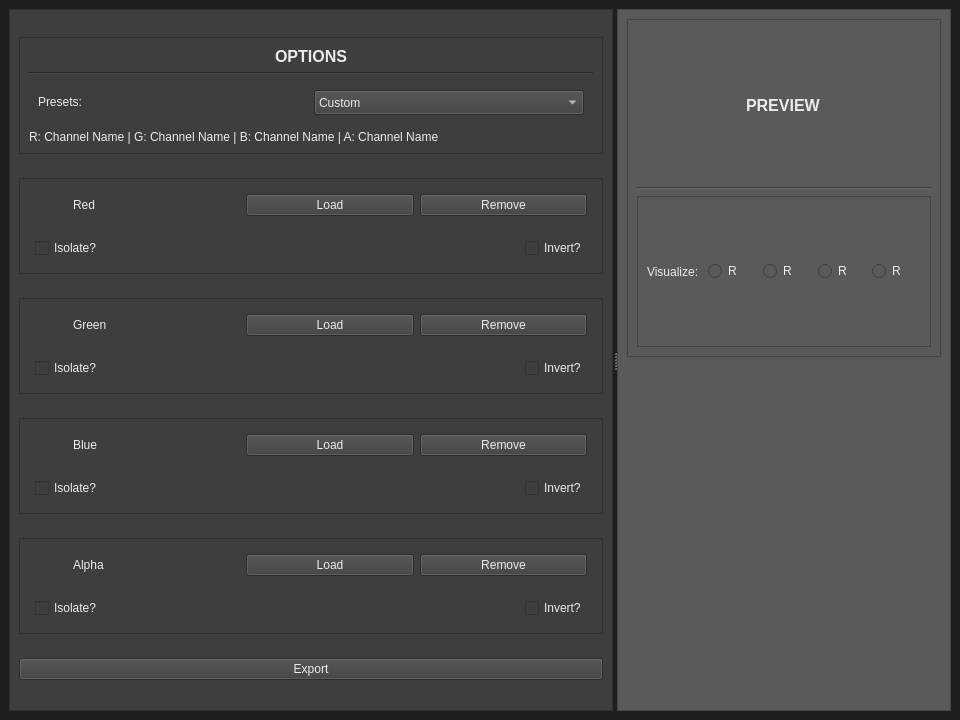
Paniagua96/PaniCPacker, file mainwindow.ui: the form before one commit.
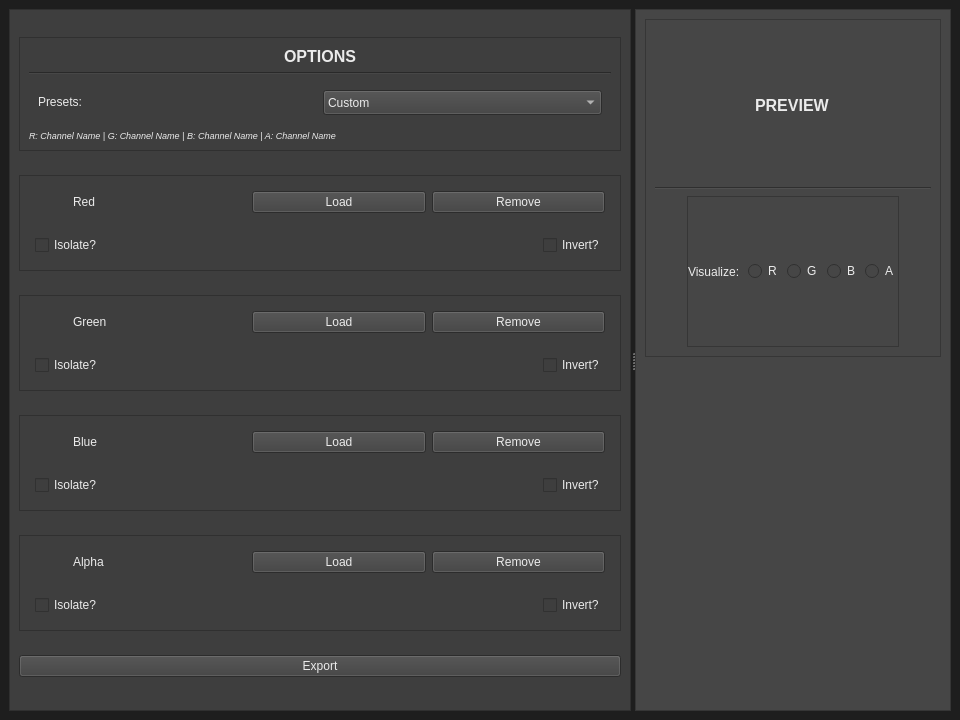
The form after the commit. Icons and pictures are not drawn.

What changed in the file:
```diff
--- a/mainwindow.ui
+++ b/mainwindow.ui
@@ -196,6 +196,12 @@
            </item>
            <item>
             <widget class="QLabel" name="lbl_PresetDescription">
+             <property name="font">
+              <font>
+               <pointsize>7</pointsize>
+               <italic>true</italic>
+              </font>
+             </property>
              <property name="text">
               <string>R: Channel Name | G: Channel Name | B: Channel Name | A: Channel Name</string>
              </property>
@@ -711,7 +717,7 @@
       </widget>
       <widget class="QFrame" name="f_PreviewPanel">
        <property name="styleSheet">
-        <string notr="true">background-color:rgb(90,90,90);
+        <string notr="true">background-color:rgb(70,70,70);
 color: rgb(235, 235, 235)</string>
        </property>
        <property name="frameShape">
@@ -750,8 +756,14 @@
              </property>
             </widget>
            </item>
-           <item>
+           <item alignment="Qt::AlignmentFlag::AlignHCenter">
             <widget class="QFrame" name="f_VisualizeOptions">
+             <property name="sizePolicy">
+              <sizepolicy hsizetype="Fixed" vsizetype="Minimum">
+               <horstretch>0</horstretch>
+               <verstretch>0</verstretch>
+              </sizepolicy>
+             </property>
              <property name="frameShape">
               <enum>QFrame::Shape::StyledPanel</enum>
              </property>
@@ -759,38 +771,83 @@
               <enum>QFrame::Shadow::Raised</enum>
              </property>
              <layout class="QHBoxLayout" name="horizontalLayout_11">
+              <property name="spacing">
+               <number>5</number>
+              </property>
+              <property name="leftMargin">
+               <number>0</number>
+              </property>
+              <property name="topMargin">
+               <number>0</number>
+              </property>
+              <property name="rightMargin">
+               <number>0</number>
+              </property>
+              <property name="bottomMargin">
+               <number>0</number>
+              </property>
               <item>
-               <widget class="QLabel" name="label_3">
+               <widget class="QLabel" name="lbl_visualize">
+                <property name="sizePolicy">
+                 <sizepolicy hsizetype="Maximum" vsizetype="Preferred">
+                  <horstretch>0</horstretch>
+                  <verstretch>0</verstretch>
+                 </sizepolicy>
+                </property>
                 <property name="text">
                  <string>Visualize: </string>
                 </property>
                </widget>
               </item>
               <item>
-               <widget class="QRadioButton" name="radioButton">
+               <widget class="QRadioButton" name="btn_r">
+                <property name="sizePolicy">
+                 <sizepolicy hsizetype="Maximum" vsizetype="Fixed">
+                  <horstretch>0</horstretch>
+                  <verstretch>0</verstretch>
+                 </sizepolicy>
+                </property>
                 <property name="text">
                  <string>R</string>
                 </property>
                </widget>
               </item>
               <item>
-               <widget class="QRadioButton" name="radioButton_2">
+               <widget class="QRadioButton" name="btn_g">
+                <property name="sizePolicy">
+                 <sizepolicy hsizetype="Maximum" vsizetype="Fixed">
+                  <horstretch>0</horstretch>
+                  <verstretch>0</verstretch>
+                 </sizepolicy>
+                </property>
                 <property name="text">
-                 <string>R</string>
+                 <string>G</string>
                 </property>
                </widget>
               </item>
               <item>
-               <widget class="QRadioButton" name="radioButton_3">
+               <widget class="QRadioButton" name="btn_b">
+                <property name="sizePolicy">
+                 <sizepolicy hsizetype="Maximum" vsizetype="Fixed">
+                  <horstretch>0</horstretch>
+                  <verstretch>0</verstretch>
+                 </sizepolicy>
+                </property>
                 <property name="text">
-                 <string>R</string>
+                 <string>B</string>
                 </property>
                </widget>
               </item>
               <item>
-               <widget class="QRadioButton" name="radioButton_4">
+               <widget class="QRadioButton" name="btn_a">
+                <property name="sizePolicy">
+                 <sizepolicy hsizetype="Maximum" vsizetype="Fixed">
+                  <horstretch>0</horstretch>
+                  <verstretch>0</verstretch>
+                 </sizepolicy>
+                </property>
                 <property name="text">
-                 <string>R</string>
+                 <string>A</string>
                 </property>
                </widget>
               </item>
```
